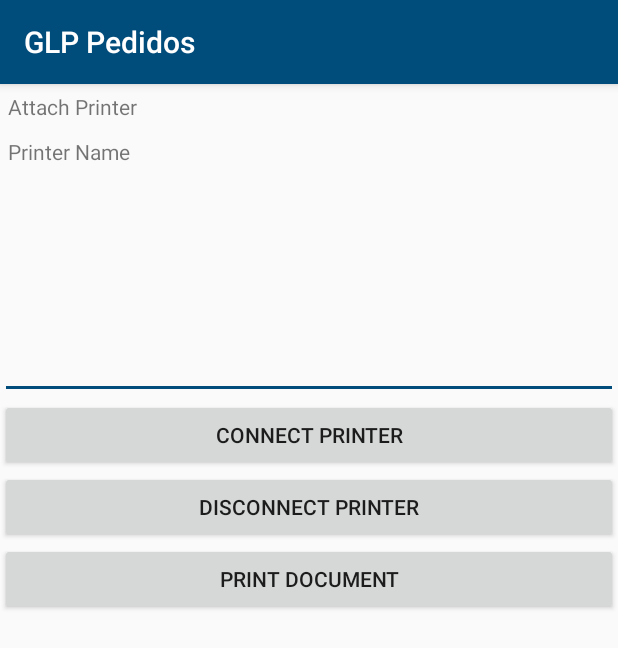
After one commit to fabianiir/PedidosGLP, an Android app: the Print_Bluetooth screen opened directly, with no data from a screen before it, on a phone screen of 412 x 824 dp. The commit adds this screen. Shown: the top 648 px of the screen. Run offline under Robolectric (Android 15) with nearby library versions, the phone set to English and light mode, and no system bars; Roboto replaces fonts that are not available here.

Commit message:
Integración de Impresora (Prueba)

```diff
--- a/app/src/main/java/jac/infosyst/proyectogas/Record/NFC.java
+++ b/app/src/main/java/jac/infosyst/proyectogas/LectorNFC/NFC.java
@@ -1,4 +1,4 @@
-package jac.infosyst.proyectogas.Record;
+package jac.infosyst.proyectogas.LectorNFC;
 
 import android.app.PendingIntent;
 import android.content.Intent;
--- a/app/src/main/java/jac/infosyst/proyectogas/Record/NdefMessageParser.java
+++ b/app/src/main/java/jac/infosyst/proyectogas/LectorNFC/NdefMessageParser.java
@@ -1,6 +1,5 @@
-package jac.infosyst.proyectogas.Record;
+package jac.infosyst.proyectogas.LectorNFC;
 
-import android.app.Activity;
 import android.nfc.NdefMessage;
 import android.nfc.NdefRecord;
 
--- a/app/src/main/java/jac/infosyst/proyectogas/Record/ParsedNdefRecord.java
+++ b/app/src/main/java/jac/infosyst/proyectogas/LectorNFC/ParsedNdefRecord.java
@@ -1,4 +1,4 @@
-package jac.infosyst.proyectogas.Record;
+package jac.infosyst.proyectogas.LectorNFC;
 
 public interface ParsedNdefRecord {
     String str();
--- a/app/src/main/java/jac/infosyst/proyectogas/vista/Escaner.java
+++ b/app/src/main/java/jac/infosyst/proyectogas/LectorQR/Escaner.java
@@ -1,4 +1,4 @@
-package jac.infosyst.proyectogas.vista;
+package jac.infosyst.proyectogas.LectorQR;
 
 import android.content.Intent;
 import android.support.v7.app.AlertDialog;
@@ -15,7 +15,7 @@ import java.util.TimerTask;
 
 import jac.infosyst.proyectogas.MainActivity;
 import jac.infosyst.proyectogas.R;
-import jac.infosyst.proyectogas.Record.NFC;
+import jac.infosyst.proyectogas.LectorNFC.NFC;
 import me.dm7.barcodescanner.zxing.ZXingScannerView;
 
 public class Escaner extends AppCompatActivity implements ZXingScannerView.ResultHandler {
@@ -30,7 +30,7 @@ public class Escaner extends AppCompatActivity implements ZXingScannerView.Resul
         btnNFC.setOnClickListener(new View.OnClickListener() {
             @Override
             public void onClick(View v) {
-                Intent intent = new Intent(Escaner.this, NFC.class);
+                Intent intent = new Intent(Escaner.this, MainActivity.class);
                 startActivity(intent);
             }
         });
--- a/app/src/main/java/jac/infosyst/proyectogas/LoginActivity.java
+++ b/app/src/main/java/jac/infosyst/proyectogas/LoginActivity.java
@@ -23,7 +23,7 @@ import jac.infosyst.proyectogas.utils.ServicioUsuario;
 
 
 import jac.infosyst.proyectogas.utils.Sessions;
-import jac.infosyst.proyectogas.vista.Escaner;
+import jac.infosyst.proyectogas.LectorQR.Escaner;
 import retrofit2.Call;
 import retrofit2.Callback;
 import retrofit2.Response;
--- a/app/src/main/res/layout/activity_escaner.xml
+++ b/app/src/main/res/layout/activity_escaner.xml
@@ -4,7 +4,7 @@
     xmlns:tools="http://schemas.android.com/tools"
     android:layout_width="match_parent"
     android:layout_height="match_parent"
-    tools:context=".vista.Escaner">
+    tools:context=".LectorQR.Escaner">
 
 
     <ScrollView xmlns:android="http://schemas.android.com/apk/res/android"
--- a/app/src/main/res/layout/activity_nfc.xml
+++ b/app/src/main/res/layout/activity_nfc.xml
@@ -4,7 +4,7 @@
     xmlns:tools="http://schemas.android.com/tools"
     android:layout_width="match_parent"
     android:layout_height="match_parent"
-    tools:context=".Record.NFC">
+    tools:context=".LectorNFC.NFC">
 
     <ImageView
         android:id="@+id/logo"
--- /dev/null
+++ b/app/src/main/res/layout/activity_print__bluetooth.xml
@@ -0,0 +1,57 @@
+<?xml version="1.0" encoding="utf-8"?>
+<android.support.constraint.ConstraintLayout xmlns:android="http://schemas.android.com/apk/res/android"
+    xmlns:app="http://schemas.android.com/apk/res-auto"
+    xmlns:tools="http://schemas.android.com/tools"
+    android:layout_width="match_parent"
+    android:layout_height="match_parent"
+    tools:context=".ImpresoraBluetooth.Print_Bluetooth">
+
+    <LinearLayout
+        android:layout_width="match_parent"
+        android:layout_height="match_parent"
+        android:orientation="vertical">
+
+        <TextView
+            android:id="@+id/lbl"
+            android:layout_width="match_parent"
+            android:layout_height="wrap_content"
+            android:padding="5dp"
+            android:text="Attach Printer" />
+
+        <TextView
+            android:id="@+id/lblPrinterName"
+            android:layout_width="match_parent"
+            android:layout_height="wrap_content"
+            android:padding="5dp"
+            android:text="Printer Name" />
+
+        <EditText
+            android:id="@+id/txtText"
+            android:layout_width="match_parent"
+            android:layout_height="150dp"
+            android:padding="5dp" />
+
+        <Button
+            android:id="@+id/btnConnect"
+            android:layout_width="match_parent"
+            android:layout_height="wrap_content"
+            android:padding="5dp"
+            android:text="Connect Printer" />
+
+        <Button
+            android:id="@+id/btnDisconnect"
+            android:layout_width="match_parent"
+            android:layout_height="wrap_content"
+            android:padding="5dp"
+            android:text="Disconnect Printer" />
+
+        <Button
+            android:id="@+id/btnPrint"
+            android:layout_width="match_parent"
+            android:layout_height="wrap_content"
+            android:padding="5dp"
+            android:text="Print Document" />
+
+    </LinearLayout>
+
+</android.support.constraint.ConstraintLayout>
--- a/app/src/main/res/layout/activity_splash.xml
+++ b/app/src/main/res/layout/activity_splash.xml
@@ -4,7 +4,7 @@
     xmlns:tools="http://schemas.android.com/tools"
     android:layout_width="match_parent"
     android:layout_height="match_parent"
-    tools:context=".vista.SplashActivity"
+    tools:context=".Configuracion$SplashActivity"
     android:background="@drawable/splash">
 
 </android.support.constraint.ConstraintLayout>
--- a/app/src/main/res/values/colors.xml
+++ b/app/src/main/res/values/colors.xml
@@ -5,4 +5,5 @@
     <color name="colorAccent">#004C7A</color>
     <color name="BotonGris">#DBDCDC</color>
     <color name="colorBlanco">#FFFFFF</color>
+
 </resources>
```
Also changed, not shown: app/src/main/AndroidManifest.xml (+7 -3 lines), app/src/main/java/jac/infosyst/proyectogas/Configuracion.java (+23 -9 lines), app/src/main/java/jac/infosyst/proyectogas/ImpresoraBluetooth/Impresora.java (added, +169 -0 lines), app/src/main/java/jac/infosyst/proyectogas/ImpresoraBluetooth/Print_Bluetooth.java (added, +227 -0 lines), app/src/main/java/jac/infosyst/proyectogas/LectorNFC/SmartPoster.java (renamed from app/src/main/java/jac/infosyst/proyectogas/Record/SmartPoster.java, +1 -8 lines), app/src/main/java/jac/infosyst/proyectogas/LectorNFC/TextRecord.java (renamed from app/src/main/java/jac/infosyst/proyectogas/Record/TextRecord.java, +1 -7 lines), app/src/main/java/jac/infosyst/proyectogas/LectorNFC/UriRecord.java (renamed from app/src/main/java/jac/infosyst/proyectogas/Record/UriRecord.java, +1 -7 lines), app/src/main/java/jac/infosyst/proyectogas/fragments/SurtirPedidoFragment.java (+20 -1 lines).
